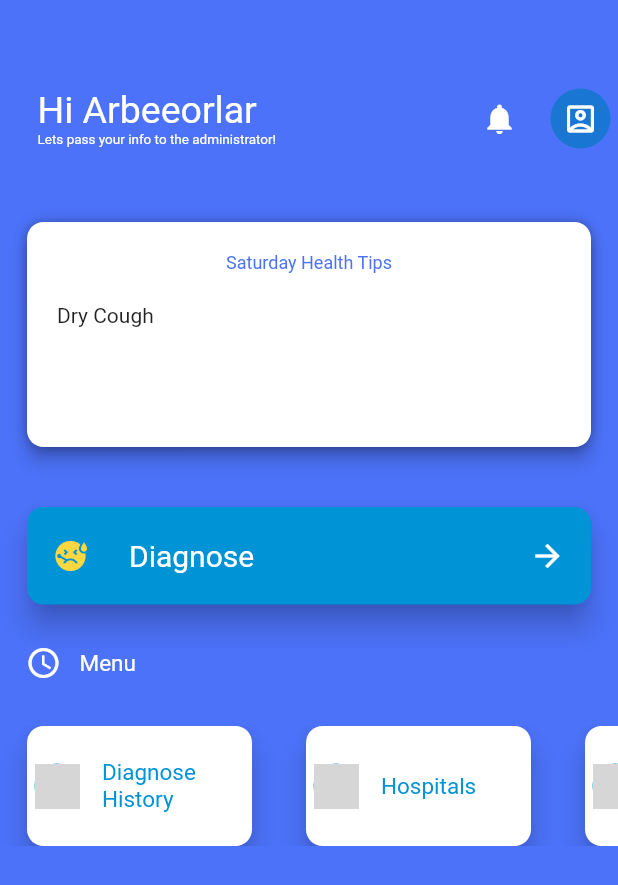
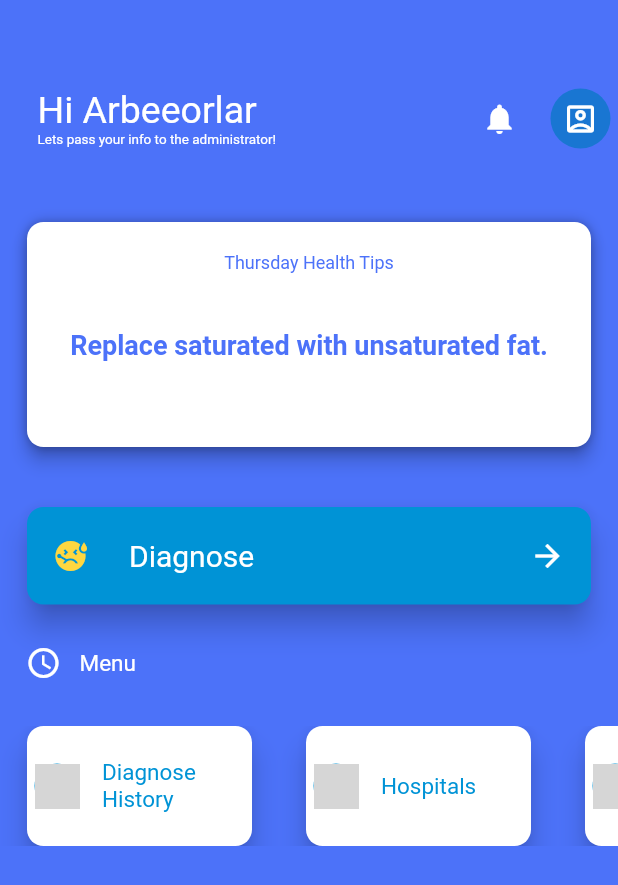
Before and after one commit to gutengboi/DiagnoseMe, a Flutter app: the HomeScreen screen opened directly, after a tap on the "notifications" icon, on a phone screen of 412 x 824 dp. Shown: the top 885 px of the screen. Run offline on Flutter 3.47's test engine with Material 2 defaults, Android fonts, the light colour scheme and no system bars; our stand-ins replace dotted_border, sqflite; accounts and stored records are empty; grey boxes are pictures that could not be loaded.

Commit message:
healthtips added

```diff
--- a/lib/core/model/diagnose.dart
+++ b/lib/core/model/diagnose.dart
@@ -89,3 +89,41 @@ List<SYMPTOM> symptomsItems = [
       id: 13, symptomsName: "Ants Arround Urine", weight: 0.70, ailmentid: 3),
   SYMPTOM(id: 14, symptomsName: "Sugary Sweet", weight: 0.70, ailmentid: 3),
 ];
+
+List<String> healthTips = [
+  "Eat a variety of foods,",
+  "Base your diet on plenty of foods rich in carbohydrates.",
+  "Replace saturated with unsaturated fat.",
+  "Enjoy plenty of fruits and vegetables.",
+  "Reduce salt and sugar intake.",
+  "Eat regularly, control the portion size.",
+  "Drink plenty of fluids.",
+  "Maintain a healthy body weight.",
+  "Don’t drink sugar calories",
+  "Eat nuts regularly",
+  "Avoid processed junk food (eat real food instead)",
+  "Don’t fear coffee",
+  "Eat fatty fish",
+  "Get enough sleep",
+  "Take care of your gut health with probiotics and fiber",
+  "Drink some water, especially before meals",
+  "Don’t overcook or burn your meat",
+  "Avoid bright lights before sleep.",
+  "Take vitamin D3 if you don’t get much sun exposure",
+  "Eat vegetables and fruits",
+  " Make sure to eat enough protein",
+  "Do some cardio",
+  "Don’t smoke or do drugs, and only drink in moderation.",
+  " Use extra virgin olive oil",
+  " Minimize your sugar intake",
+  "Don’t eat a lot of refined carbs",
+  "Don’t fear saturated fat",
+  "Lift heavy things",
+  "Avoid artificial trans fats",
+  "Use plenty of herbs and spices",
+  "Take care of your relationships.",
+  "Track your food intake every now and then.",
+  "If you have excess belly fat, get rid of it.",
+  "Don’t go on a diet.",
+  "Eat eggs, yolk and all."
+];
--- a/lib/screens/Home/HomeScreen.dart
+++ b/lib/screens/Home/HomeScreen.dart
@@ -45,15 +45,16 @@ class _HomeScreenState extends State<HomeScreen> {
   //   await Navigator.of(context)
   //       .push(MaterialPageRoute(builder: (context) => MappingScreen()));
   // }
-  var oneSec = const Duration(seconds: 1);
+  var oneSec = const Duration(seconds: 3);
   @override
   void initState() {
     super.initState();
     new Timer.periodic(oneSec, (Timer t) {
       int rand = Random().nextInt(symptomsItems.length);
       print("::::$rand:::::");
+      print(":::DateTime::::${DateTime.now().day}::::::::");
       setState(() {
-        QuoteOfTheday = symptomsItems[rand].symptomsName;
+        QuoteOfTheday = healthTips[rand];
       });
     });
   }
@@ -192,19 +193,19 @@ class _HomeScreenState extends State<HomeScreen> {
   }
 
   String getDay(int day) {
-    if (day == 1) {
+    if (day == 7) {
       return "Sunday";
+    } else if (day == 1) {
+      return "Monday";
     } else if (day == 2) {
-      return "Monday";
+      return "Tuesday";
     } else if (day == 3) {
-      return "Tuesday";
+      return "Wednesday";
     } else if (day == 4) {
-      return "Wednesday";
+      return "Thursday";
     } else if (day == 5) {
-      return "Thursday";
+      return "Friday";
     } else if (day == 6) {
-      return "Friday";
-    } else if (day == 7) {
       return "Saturday";
     } else {
       return "Saturday";
@@ -243,57 +244,54 @@ class _HomeScreenState extends State<HomeScreen> {
               Container(
                 alignment: Alignment.center,
                 child: Text(
-                  "${getDay(DateTime.now().day)} Health Tips",
+                  "${getDay(DateTime.now().weekday)} Health Tips",
                   style: TextStyle(
                       color: AppColors.primary15,
                       fontSize: 12,
                       fontWeight: FontWeight.normal),
                 ),
               ),
-              SizedBox(
-                height: 20,
-              ),
-              Container(
-                child: Column(
-                  mainAxisAlignment: MainAxisAlignment.center,
-                  crossAxisAlignment: CrossAxisAlignment.center,
-                  children: [
-                    Container(
-                      child: Text("$QuoteOfTheday"),
-                    ),
-                  ],
-                ),
+
+              Expanded(
+                child: Container(
+                    alignment: Alignment.center,
+                    child: Text("$QuoteOfTheday",
+                        textAlign: TextAlign.center,
+                        style: TextStyle(
+                            fontSize: 18,
+                            color: AppColors.primary15,
+                            fontWeight: FontWeight.bold))),
               ),
               SizedBox(
                 height: 20,
               ),
-              Container(
-                alignment: Alignment.bottomCenter,
-                child: Row(
-                  mainAxisAlignment: MainAxisAlignment.center,
-                  children: [
-                    Container(
-                      margin: EdgeInsets.all(5),
-                      child: IconButton(
-                        icon: Icon(Icons.play_circle_fill_outlined),
-                        color: Colors.white,
-                        onPressed: () {},
-                      ),
-                    ),
-                    SizedBox(
-                      width: 10,
-                    ),
-                    Container(
-                      margin: EdgeInsets.all(5),
-                      child: IconButton(
-                        icon: Icon(Icons.play_circle_fill_outlined),
-                        color: Colors.white,
-                        onPressed: () {},
-                      ),
-                    ),
-                  ],
-                ),
-              )
+              // Container(
+              //   alignment: Alignment.bottomCenter,
+              //   child: Row(
+              //     mainAxisAlignment: MainAxisAlignment.center,
+              //     children: [
+              //       Container(
+              //         margin: EdgeInsets.all(5),
+              //         child: IconButton(
+              //           icon: Icon(Icons.play_circle_fill_outlined),
+              //           color: Colors.white,
+              //           onPressed: () {},
+              //         ),
+              //       ),
+              //       SizedBox(
+              //         width: 10,
+              //       ),
+              //       Container(
+              //         margin: EdgeInsets.all(5),
+              //         child: IconButton(
+              //           icon: Icon(Icons.play_circle_fill_outlined),
+              //           color: Colors.white,
+              //           onPressed: () {},
+              //         ),
+              //       ),
+              //     ],
+              //   ),
+              // )
             ],
           ),
         ),
```
